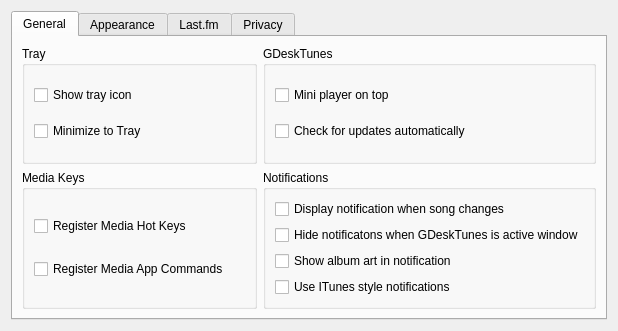
Qt form src/settings.ui (Gearlux/GDeskTunes) before a commit.
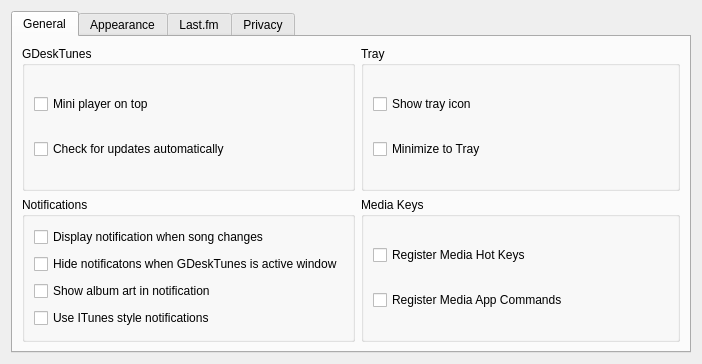
The same form after that commit. Icons and pictures are not drawn.

Commit message: Fixed layout in Mac Settings dialog First implementation of the GDeskStyler

Diff of the .ui file:
```diff
--- a/src/settings.ui
+++ b/src/settings.ui
@@ -6,8 +6,8 @@
    <rect>
     <x>0</x>
     <y>0</y>
-    <width>618</width>
-    <height>321</height>
+    <width>702</width>
+    <height>364</height>
    </rect>
   </property>
   <property name="windowTitle">
@@ -58,30 +58,7 @@
        <string>General</string>
       </attribute>
       <layout class="QGridLayout" name="gridLayout_3">
-       <item row="3" column="0">
-        <widget class="QGroupBox" name="tray_group">
-         <property name="title">
-          <string>Tray</string>
-         </property>
-         <layout class="QVBoxLayout" name="verticalLayout_2">
-          <item>
-           <widget class="QCheckBox" name="tray_icon">
-            <property name="text">
-             <string>Show tray icon</string>
-            </property>
-           </widget>
-          </item>
-          <item>
-           <widget class="QCheckBox" name="minimize_to_tray">
-            <property name="text">
-             <string>Minimize to Tray</string>
-            </property>
-           </widget>
-          </item>
-         </layout>
-        </widget>
-       </item>
-       <item row="4" column="1">
+       <item row="4" column="0">
         <widget class="QGroupBox" name="groupBox_2">
          <property name="title">
           <string>Notifications</string>
@@ -118,33 +95,7 @@
          </layout>
         </widget>
        </item>
-       <item row="3" column="1">
-        <widget class="QGroupBox" name="groupBox_3">
-         <property name="title">
-          <string>GDeskTunes</string>
-         </property>
-         <layout class="QVBoxLayout" name="verticalLayout_3">
-          <item>
-           <widget class="QCheckBox" name="mini_player_on_top">
-            <property name="layoutDirection">
-             <enum>Qt::LeftToRight</enum>
-            </property>
-            <property name="text">
-             <string>Mini player on top</string>
-            </property>
-           </widget>
-          </item>
-          <item>
-           <widget class="QCheckBox" name="check_updates_startup">
-            <property name="text">
-             <string>Check for updates automatically</string>
-            </property>
-           </widget>
-          </item>
-         </layout>
-        </widget>
-       </item>
-       <item row="4" column="0">
+       <item row="4" column="1">
         <widget class="QGroupBox" name="media_key_box">
          <property name="enabled">
           <bool>true</bool>
@@ -173,6 +124,55 @@
          </layout>
         </widget>
        </item>
+       <item row="0" column="0">
+        <widget class="QGroupBox" name="groupBox_3">
+         <property name="title">
+          <string>GDeskTunes</string>
+         </property>
+         <layout class="QVBoxLayout" name="verticalLayout_3">
+          <item>
+           <widget class="QCheckBox" name="mini_player_on_top">
+            <property name="layoutDirection">
+             <enum>Qt::LeftToRight</enum>
+            </property>
+            <property name="text">
+             <string>Mini player on top</string>
+            </property>
+           </widget>
+          </item>
+          <item>
+           <widget class="QCheckBox" name="check_updates_startup">
+            <property name="text">
+             <string>Check for updates automatically</string>
+            </property>
+           </widget>
+          </item>
+         </layout>
+        </widget>
+       </item>
+       <item row="0" column="1">
+        <widget class="QGroupBox" name="tray_group">
+         <property name="title">
+          <string>Tray</string>
+         </property>
+         <layout class="QVBoxLayout" name="verticalLayout_2">
+          <item>
+           <widget class="QCheckBox" name="tray_icon">
+            <property name="text">
+             <string>Show tray icon</string>
+            </property>
+           </widget>
+          </item>
+          <item>
+           <widget class="QCheckBox" name="minimize_to_tray">
+            <property name="text">
+             <string>Minimize to Tray</string>
+            </property>
+           </widget>
+          </item>
+         </layout>
+        </widget>
+       </item>
       </layout>
      </widget>
      <widget class="QWidget" name="appearance_tab">
```
Left out of the diff: 22 changed lines with no effect on the pictures. The commit also changes 8 other files.
